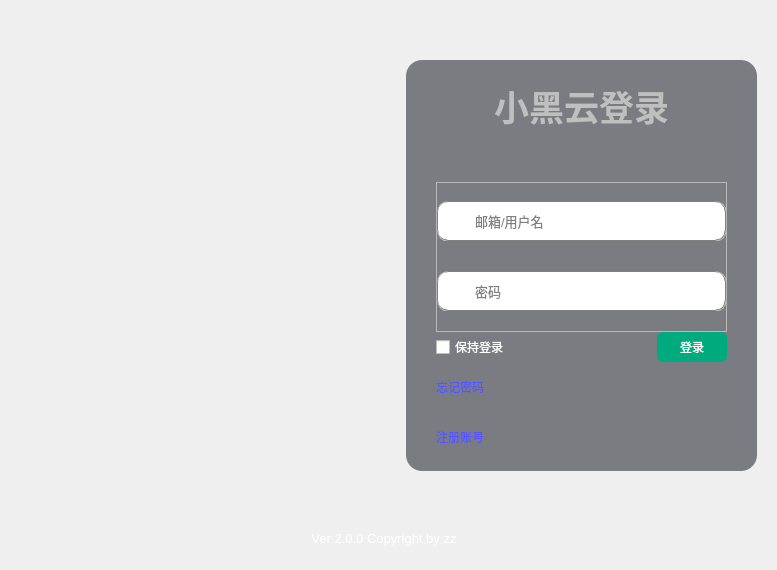
First picture: the form in ui/Login.ui, repository aibotez/SBCClientV2, before the edit.
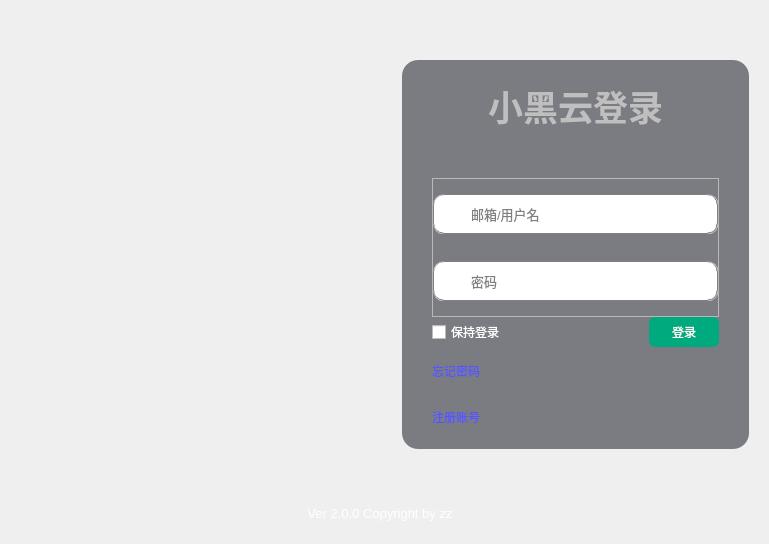
Second picture: the form after the edit. Icons and pictures are not drawn.

Patch:
```diff
--- a/ui/Login.ui
+++ b/ui/Login.ui
@@ -6,8 +6,8 @@
    <rect>
     <x>0</x>
     <y>0</y>
-    <width>777</width>
-    <height>570</height>
+    <width>769</width>
+    <height>544</height>
    </rect>
   </property>
   <property name="windowTitle">
```
